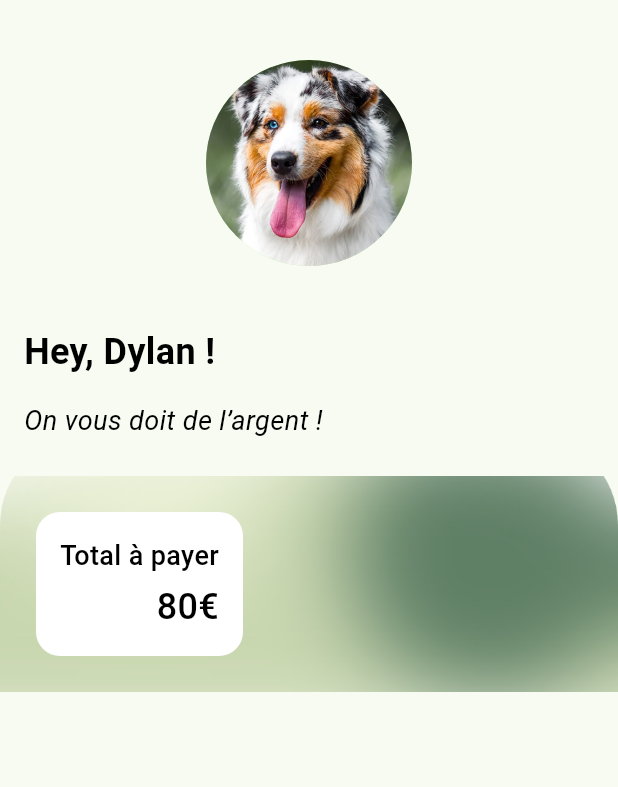
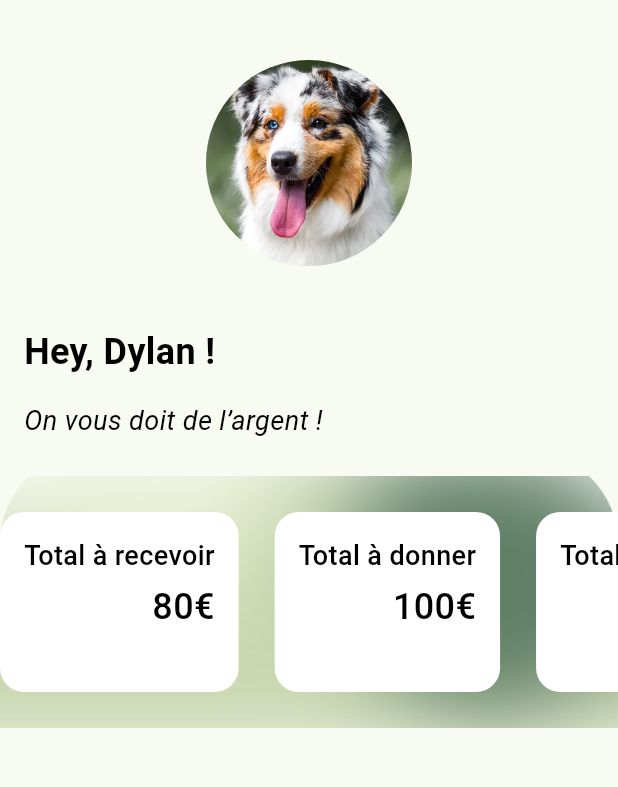
Before and after one commit to info-dam-2026-2027/tictic-da-3x1, a Flutter app: the HomeScreen screen opened by its route, on a phone screen of 412 x 824 dp, the part 108-895 px from its top. Run offline on Flutter 3.47's test engine with Material 3 defaults, Android fonts, the phone set to English and light mode, and no system bars; our stand-ins replace flutter_svg; Roboto replaces fonts that are missing (Poppins).

```diff
--- a/code/tictic_da_1/lib/screens/home_screen.dart
+++ b/code/tictic_da_1/lib/screens/home_screen.dart
@@ -17,6 +17,18 @@ class HomeScreen extends StatefulWidget {
 
 class _HomeScreenState extends State<HomeScreen> {
   final GlobalKey<ScaffoldState> scaffoldKey = GlobalKey<ScaffoldState>();
+
+  final _itemsTitle = [
+    'Total à recevoir',
+    'Total à donner',
+    'Total général',
+  ];
+
+  final _itemsPrice = [
+    '80€',
+    '100€',
+    '120€',
+  ];
 
   @override
   Widget build(BuildContext context) {
@@ -108,10 +120,39 @@ class _HomeScreenState extends State<HomeScreen> {
                 ),
               ),
               child: Padding(
-                padding: EdgeInsets.all(kPaddingXL),
-                child: Row(
-                  children: [
-                    Container(
+                padding: EdgeInsets.symmetric(vertical: kPaddingXL),
+                child: Container(
+                  height: 120,
+                  child: ListView.separated(
+                    scrollDirection: Axis.horizontal,
+                    itemCount: _itemsTitle.length,
+                    itemBuilder: (BuildContext context, int index) {
+                      return CardInfoSlider(title: _itemsTitle[index], price: _itemsPrice[index]);
+                    },
+                    separatorBuilder: (BuildContext context, _) {
+                      return SizedBox(width: 24,);
+                    },
+                    //CardInfoSlider(title: 'Total à payer :', price: '80€',),
+                  ),
+                ),
+              ),
+            ),
+          ],
+        ),
+      ),
+    );
+  }
+}
+
+class CardInfoSlider extends StatelessWidget {
+  const CardInfoSlider({super.key, required this.title, required this.price});
+
+  final String title;
+  final String price;
+
+  @override
+  Widget build(BuildContext context) {
+    return Container(
       decoration: BoxDecoration(
         color: kWhiteColor,
         borderRadius: BorderRadius.circular(kPadding),
@@ -121,17 +162,9 @@ class _HomeScreenState extends State<HomeScreen> {
         child: Column(
           crossAxisAlignment: CrossAxisAlignment.end,
           children: [
-                            Text('Total à payer', style: kHomeBoxText,),
-                            SizedBox(height: 4,),
-                            Text('80€', style: kHomeBoxNumber,)
-                          ],
-                        ),
-                      ),
-                    ),
-                  ],
-                ),
-              ),
-            ),
+            Text(title, style: kHomeBoxText),
+            SizedBox(height: 4),
+            Text(price, style: kHomeBoxNumber),
           ],
         ),
       ),
```
Lines whose indentation alone changed are shown as unchanged.
